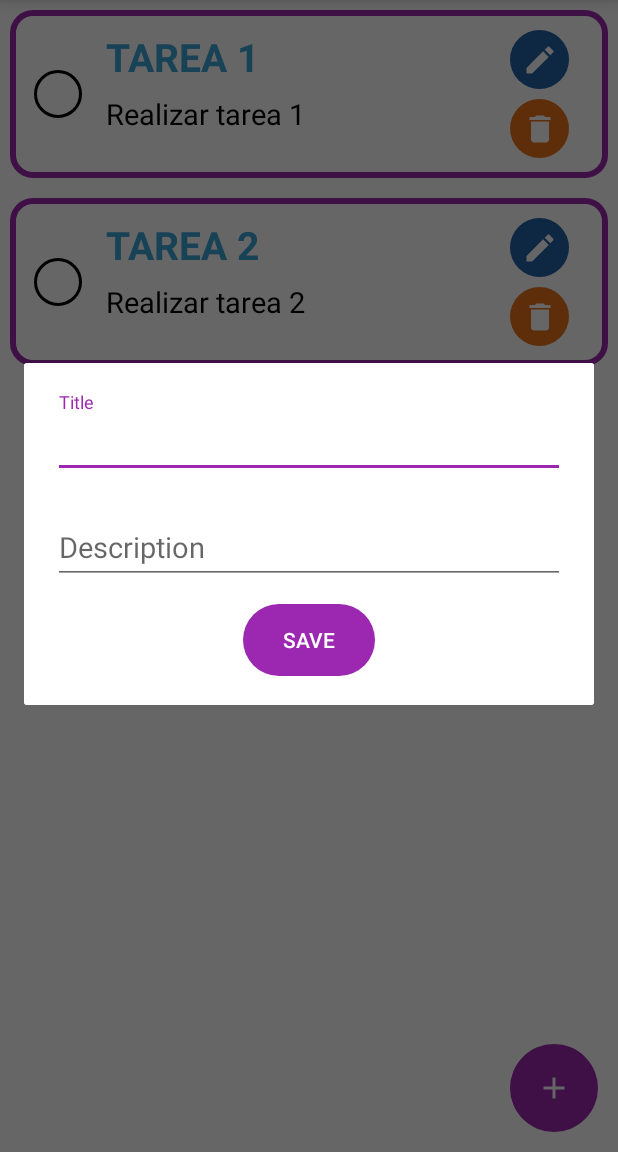
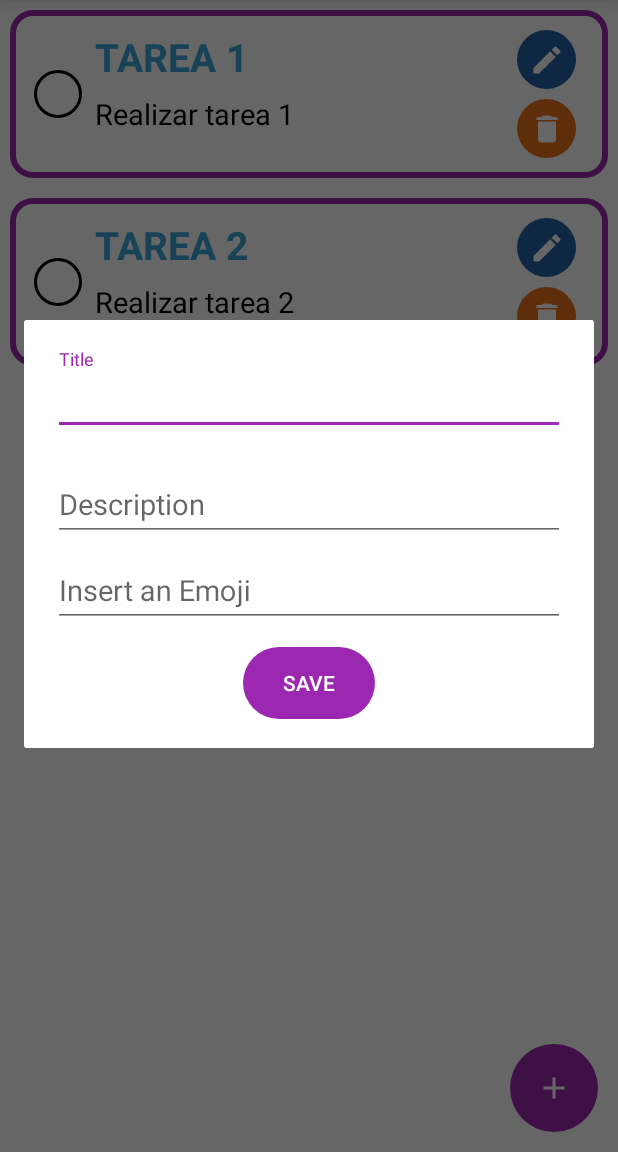
Before and after one commit to JuDaOcVa/MyToDo, an Android app: the screen it shows after launch (MainActivity), after a tap on "Add Task Button", on a phone screen of 412 x 824 dp, the part 84-1236 px from its top. Run offline under Robolectric (Android 15) with nearby library versions, the phone set to English and light mode, and no system bars; our stand-ins replace sdp/ssp sizes.

Commit message:
Se actualiza la vista de los items, añadiendo un emoji que se puede insertar en cada tarea

```diff
--- a/app/src/main/java/com/dev/Models/ListItem.java
+++ b/app/src/main/java/com/dev/Models/ListItem.java
@@ -4,14 +4,16 @@ public class ListItem {
     private int id;
     private String title;
     private String description;
+    private String emoji;
     private int check;
     private String fecha;
     private String hora;
 
-    public ListItem(int id, String title, String description, int check, String fecha, String hora) {
+    public ListItem(int id, String title, String description, String emoji, int check, String fecha, String hora) {
         this.id = id;
         this.title = title;
         this.description = description;
+        this.emoji = emoji;
         this.check = check;
         this.fecha = fecha;
         this.hora = hora;
@@ -46,6 +48,14 @@ public class ListItem {
         this.description = description;
     }
 
+    public String getEmoji() {
+        return emoji;
+    }
+
+    public void setEmoji(String emoji) {
+        this.emoji = emoji;
+    }
+
     public String getFecha() {
         return fecha;
     }
--- a/app/src/main/java/com/dev/ToDo/ListItemAdapter.java
+++ b/app/src/main/java/com/dev/ToDo/ListItemAdapter.java
@@ -50,6 +50,7 @@ public class ListItemAdapter extends RecyclerView.Adapter<ListItemAdapter.ViewHo
         ListItem listItem = itemList.get(position);
         holder.titleTextView.setText(listItem.getTitle());
         holder.descriptionTextView.setText(listItem.getDescription());
+        holder.emojiTextView.setText(listItem.getEmoji());
 
         // Configura el estado del checkbox
         if (listItem.getCheck() == 1) {
@@ -96,6 +97,7 @@ public class ListItemAdapter extends RecyclerView.Adapter<ListItemAdapter.ViewHo
         public TextView idTextView;
         public TextView titleTextView;
         public TextView descriptionTextView;
+        public TextView emojiTextView;
         public ImageButton editImageButton;
         public ImageButton deleteImageButton;
         public CheckBox checkBox;
@@ -105,6 +107,7 @@ public class ListItemAdapter extends RecyclerView.Adapter<ListItemAdapter.ViewHo
             idTextView = itemView.findViewById(R.id.textviewId);
             titleTextView = itemView.findViewById(R.id.textviewTitle);
             descriptionTextView = itemView.findViewById(R.id.textviewDescription);
+            emojiTextView = itemView.findViewById(R.id.textviewEmoji);
             descriptionTextView.setSelected(true);
             editImageButton = itemView.findViewById(R.id.btn_edit);
             deleteImageButton = itemView.findViewById(R.id.btn_delete);
--- a/app/src/main/res/layout/dialog_create_task.xml
+++ b/app/src/main/res/layout/dialog_create_task.xml
@@ -44,6 +44,24 @@
 
     </com.google.android.material.textfield.TextInputLayout>
 
+    <com.google.android.material.textfield.TextInputLayout
+        android:id="@+id/textInputLayoutEmoji"
+        android:layout_width="match_parent"
+        android:layout_height="wrap_content"
+        app:boxBackgroundColor="@color/white">
+
+        <com.google.android.material.textfield.TextInputEditText
+            android:id="@+id/editTextEmoji"
+            android:layout_width="match_parent"
+            android:layout_height="wrap_content"
+            android:hint="@string/textEmojiEditText"
+            android:textColor="@color/black"
+            android:textColorHint="@color/primary"
+            android:textSize="@dimen/_15ssp"
+            android:inputType=""/>
+
+    </com.google.android.material.textfield.TextInputLayout>
+
     <Button
         android:id="@+id/btn_save"
         android:layout_width="wrap_content"
--- a/app/src/main/res/layout/to_do_item.xml
+++ b/app/src/main/res/layout/to_do_item.xml
@@ -77,6 +77,22 @@
         android:layout_weight="0.5"
         android:orientation="vertical">
 
+        <TextView
+            android:id="@+id/textviewEmoji"
+            android:layout_width="match_parent"
+            android:layout_height="match_parent"
+            android:focusable="true"
+            android:focusableInTouchMode="true"
+            android:gravity="center"
+            android:textSize="@dimen/_15ssp" />
+    </LinearLayout>
+
+    <LinearLayout
+        android:layout_width="0dp"
+        android:layout_height="match_parent"
+        android:layout_weight="0.5"
+        android:orientation="vertical">
+
         <ImageButton
             android:id="@+id/btn_edit"
             android:layout_width="wrap_content"
--- a/app/src/main/res/values/strings.xml
+++ b/app/src/main/res/values/strings.xml
@@ -7,4 +7,5 @@
     <string name="textTitleEditText">Title</string>
     <string name="textDescriptionEditText">Description</string>
     <string name="save">Save</string>
+    <string name="textEmojiEditText">Insert an Emoji</string>
 </resources>
```
Also changed, not shown: app/src/main/java/com/dev/ToDo/ListToDoFragment.java (+60 -6 lines).
